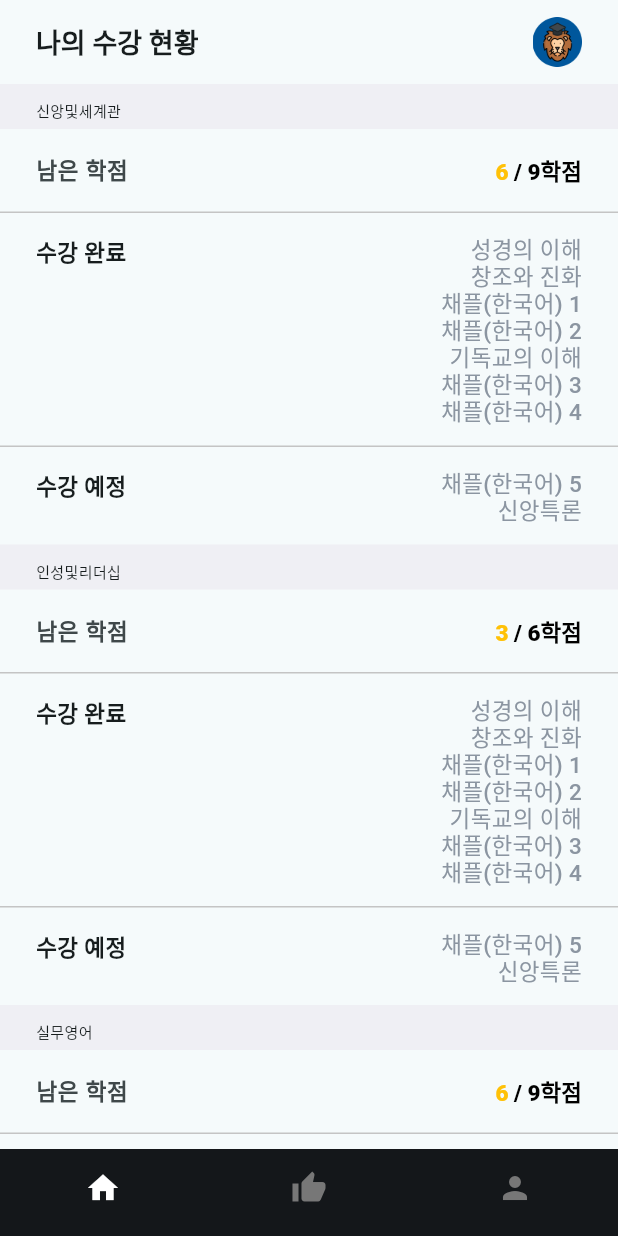
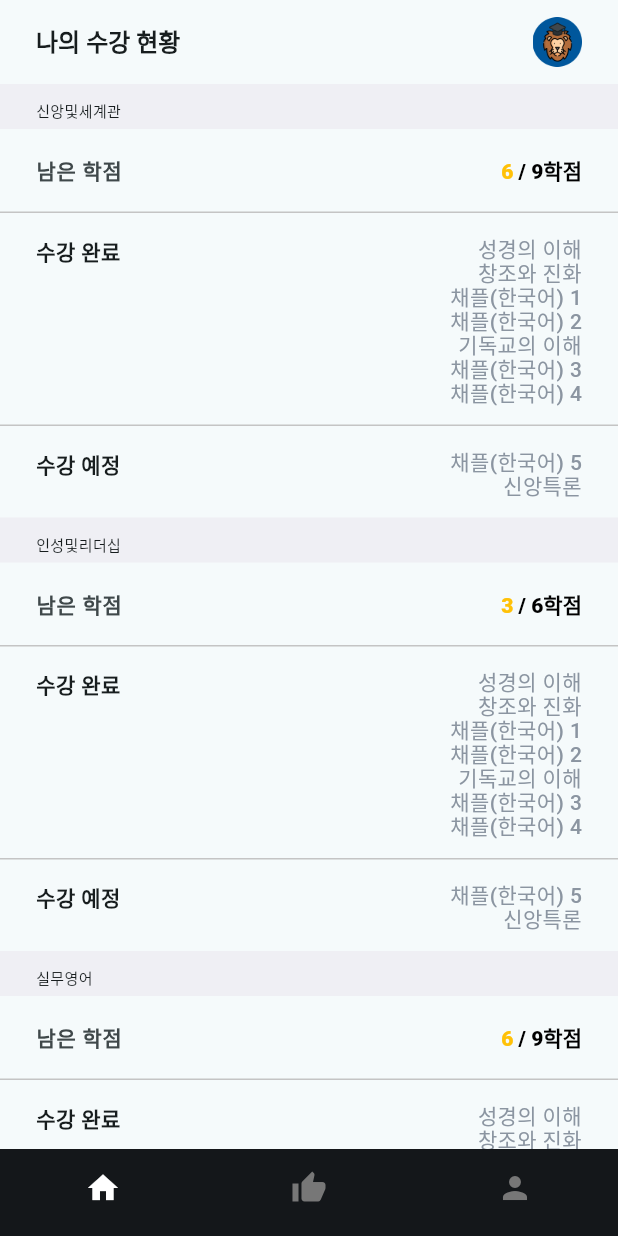
Before and after one commit to hanmo2000110/GraduationLion, a Flutter app: the screen it shows after launch, on a phone screen of 412 x 824 dp. Run offline on Flutter 3.47's test engine with Material 2 defaults, Android fonts, the phone set to English and light mode, and no system bars; our stand-ins replace get.

Commit message:
폰트 크기 수정

```diff
--- a/lib/screen/home.dart
+++ b/lib/screen/home.dart
@@ -34,7 +34,7 @@ class HomePageState extends State<HomePage> {
             '나의 수강 현황',
             style: TextStyle(
               fontWeight: FontWeight.w800,
-              fontSize: 18,
+              fontSize: 16,
             ),
           ),
         ),
@@ -219,7 +219,7 @@ Widget scoreInfo(String type, int left, int full) {
     contentPadding: const EdgeInsets.symmetric(horizontal: 24),
     leading: Text(
       type,
-      style: const TextStyle(fontWeight: FontWeight.w800, fontSize: 15),
+      style: const TextStyle(fontWeight: FontWeight.w800, fontSize: 14),
     ),
     trailing: RichText(
         text: TextSpan(children: [
@@ -227,13 +227,13 @@ Widget scoreInfo(String type, int left, int full) {
         text: '$left ',
         style: const TextStyle(
             fontWeight: FontWeight.w800,
-            fontSize: 15,
+            fontSize: 14,
             color: Color(0xffFFC107)),
       ),
       TextSpan(
         text: '/ $full학점',
         style: const TextStyle(
-            fontWeight: FontWeight.w800, fontSize: 15, color: Colors.black),
+            fontWeight: FontWeight.w800, fontSize: 14, color: Colors.black),
       ),
     ])),
   );
@@ -252,14 +252,14 @@ Widget takeCSinfo(String cond, List cslist) {
       children: [
         Text(
           cond,
-          style: const TextStyle(fontWeight: FontWeight.w800, fontSize: 15),
+          style: const TextStyle(fontWeight: FontWeight.w800, fontSize: 14),
         ),
         Text(
           showList,
           textAlign: TextAlign.end,
           style: const TextStyle(
               fontWeight: FontWeight.w500,
-              fontSize: 15,
+              fontSize: 14,
               color: Color(0xff8B95A1),
               height: 1.1),
         ),
@@ -287,14 +287,14 @@ Widget showCond(String type, String cond) {
       children: [
         Text(
           type,
-          style: const TextStyle(fontWeight: FontWeight.w800, fontSize: 15),
+          style: const TextStyle(fontWeight: FontWeight.w800, fontSize: 14),
         ),
         Text(
           cond,
           textAlign: TextAlign.end,
           style: TextStyle(
               fontWeight: FontWeight.w800,
-              fontSize: 15,
+              fontSize: 14,
               color: color,
               height: 1.1),
         ),
```
Also changed, not shown: lib/screen/recommend.dart (+12 -4 lines).
